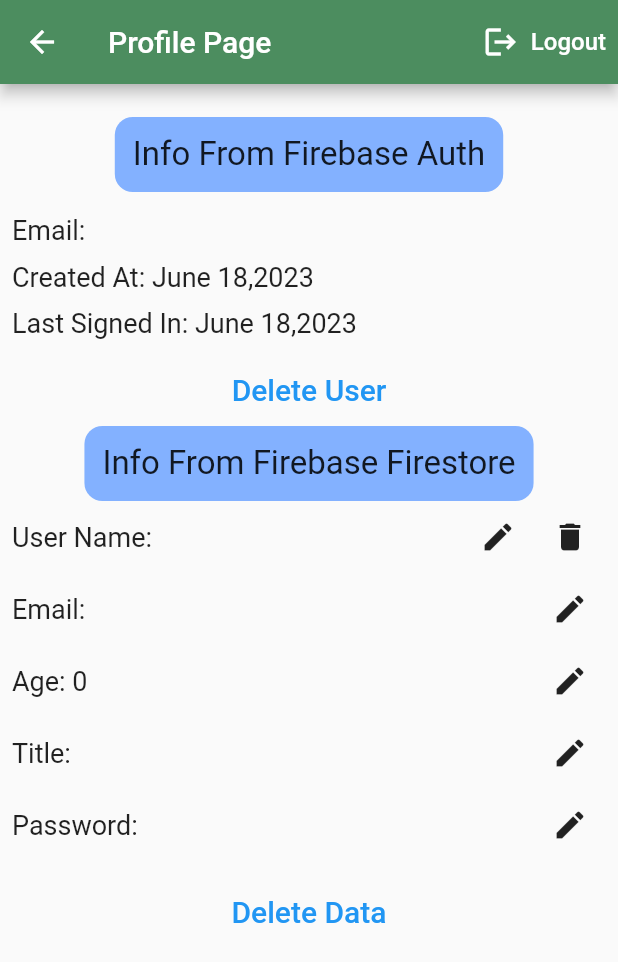
After one commit to ahmed-abdel-all/flower_app, a Flutter app: the ProfilePage screen opened directly, on a phone screen of 412 x 824 dp. The commit adds this screen. Shown: the top 962 px of the screen. Run offline on Flutter 3.47's test engine with Material 2 defaults, Android fonts, the phone set to English and light mode, and no system bars; our stand-ins replace cloud_firestore, firebase_auth, firebase_core, flutter_svg, google_sign_in; accounts and stored records are empty; network calls fail.

Commit message:
modified:   android/app/build.gradle 	modified:   lib/main.dart 	modified:   lib/pages/home.dart 	new file:   lib/pages/profile_page.dart 	modified:   lib/pages/sign_in.dart 	modified:   lib/pages/sign_up.dart 	new file:   lib/shared/data_from_forestore.dart 	modified:   macos/Flutter/GeneratedPluginRegistrant.swift 	modified:   pubspec.lock 	modified:   pubspec.yaml

```diff
--- a/lib/main.dart
+++ b/lib/main.dart
@@ -45,7 +45,7 @@ class MyApp extends StatelessWidget {
             } else if (snapshot.hasError) {
               return showSnackBar(context, "Something went wrong");
             } else if (snapshot.hasData) {
-              return const VerifyEmailPage();
+              return const Home();
             } else {
               return const SignIn();
             }
--- a/lib/pages/home.dart
+++ b/lib/pages/home.dart
@@ -1,14 +1,13 @@
+import 'package:cloud_firestore/cloud_firestore.dart';
 import 'package:firebase_auth/firebase_auth.dart';
 import 'package:flower_app/model/item.dart';
 import 'package:flower_app/pages/details_screen.dart';
+import 'package:flower_app/pages/profile_page.dart';
 import 'package:flower_app/shared/colors.dart';
 import 'package:flower_app/widgets/custom_action_appbar.dart';
 import 'package:flutter/material.dart';
 import 'package:provider/provider.dart';
 import '../provider/cart_provider.dart';
-
-
-
 
 class Home extends StatelessWidget {
   const Home({super.key});
@@ -16,6 +15,7 @@ class Home extends StatelessWidget {
   @override
   Widget build(BuildContext context) {
     final user = FirebaseAuth.instance.currentUser!;
+    // final username = FirebaseFirestore.instance.
     return Scaffold(
       drawer: Drawer(
         child: Column(
@@ -28,10 +28,10 @@ class Home extends StatelessWidget {
                 ),
               ),
               currentAccountPicture: CircleAvatar(
-                backgroundImage: NetworkImage(user.photoURL!),
+                backgroundImage: NetworkImage(user.photoURL ?? "no Image"),
               ),
-              accountName: Text(user.displayName!),
-              accountEmail: Text(user.email!),
+              accountName: Text(user.displayName ?? "no name"),
+              accountEmail: Text(user.email ?? "No email"),
             ),
             Column(
               children: [
@@ -49,6 +49,16 @@ class Home extends StatelessWidget {
                   title: const Text("About"),
                   leading: const Icon(Icons.help_center),
                   onTap: () {},
+                ),
+                ListTile(
+                  title: const Text("Profile"),
+                  leading: const Icon(Icons.person),
+                  onTap: () {
+                    Navigator.push(
+                        context,
+                        MaterialPageRoute(
+                            builder: (context) => const ProfilePage()));
+                  },
                 ),
                 ListTile(
                   title: const Text("Logout"),
--- /dev/null
+++ b/lib/pages/profile_page.dart
@@ -0,0 +1,119 @@
+import 'package:firebase_auth/firebase_auth.dart';
+import 'package:flower_app/shared/colors.dart';
+import 'package:flutter/material.dart';
+import 'package:intl/intl.dart';
+
+import '../shared/data_from_forestore.dart';
+
+class ProfilePage extends StatefulWidget {
+  const ProfilePage({super.key});
+
+  @override
+  State<ProfilePage> createState() => _ProfilePageState();
+}
+
+class _ProfilePageState extends State<ProfilePage> {
+  final credential = FirebaseAuth.instance.currentUser!;
+
+  @override
+  Widget build(BuildContext context) {
+    return Scaffold(
+      appBar: AppBar(
+        backgroundColor: appbarGreen,
+        title: const Text('Profile Page'),
+        actions: [
+          TextButton.icon(
+            onPressed: () async {
+              await FirebaseAuth.instance.signOut();
+              if (!mounted) return;
+              Navigator.pop(context);
+            },
+            icon: const Icon(Icons.logout, color: Colors.white),
+            label: const Text(
+              'Logout',
+              style: TextStyle(color: Colors.white, fontSize: 16),
+            ),
+          )
+        ],
+      ),
+      body: Padding(
+        padding: const EdgeInsets.symmetric(horizontal: 8, vertical: 22),
+        child: SingleChildScrollView(
+          physics: const BouncingScrollPhysics(),
+          child: Column(
+            crossAxisAlignment: CrossAxisAlignment.start,
+            children: [
+              Center(
+                child: Container(
+                  padding: const EdgeInsets.all(12),
+                  decoration: BoxDecoration(
+                      borderRadius: BorderRadius.circular(12),
+                      color: const Color.fromARGB(255, 131, 177, 255)),
+                  child: const Text(
+                    'Info From Firebase Auth',
+                    style: TextStyle(fontSize: 22),
+                  ),
+                ),
+              ),
+              const SizedBox(
+                height: 15,
+              ),
+              Column(
+                crossAxisAlignment: CrossAxisAlignment.start,
+                children: [
+                  Text(
+                    'Email: ${credential.email}',
+                    style: const TextStyle(fontSize: 18),
+                  ),
+                  const SizedBox(
+                    height: 10,
+                  ),
+                  Text(
+                    'Created At: ${DateFormat("MMMM d,y").format(credential.metadata.creationTime!)}',
+                    style: const TextStyle(fontSize: 18),
+                  ),
+                  const SizedBox(
+                    height: 10,
+                  ),
+                  Text(
+                    'Last Signed In: ${DateFormat("MMMM d,y").format(credential.metadata.lastSignInTime!)}',
+                    style: const TextStyle(fontSize: 18),
+                  ),
+                ],
+              ),
+              const SizedBox(
+                height: 10,
+              ),
+              Center(
+                child: TextButton(
+                  onPressed: () {
+                    credential.delete();
+                    Navigator.pop(context);
+                    setState(() {});
+                  },
+                  child: const Text(
+                    'Delete User',
+                    style: TextStyle(fontSize: 20),
+                  ),
+                ),
+              ),
+              Center(
+                child: Container(
+                  padding: const EdgeInsets.all(12),
+                  decoration: BoxDecoration(
+                      borderRadius: BorderRadius.circular(12),
+                      color: const Color.fromARGB(255, 131, 177, 255)),
+                  child: const Text(
+                    'Info From Firebase Firestore',
+                    style: TextStyle(fontSize: 22),
+                  ),
+                ),
+              ),
+              GetDataFromFirestore(documentId: credential.uid)
+            ],
+          ),
+        ),
+      ),
+    );
+  }
+}
--- a/lib/pages/sign_in.dart
+++ b/lib/pages/sign_in.dart
@@ -27,6 +27,7 @@ class _SignInState extends State<SignIn> {
     // TODO: implement dispose
     emailController.dispose();
     passwordController.dispose();
+
     super.dispose();
   }
 
--- a/lib/pages/sign_up.dart
+++ b/lib/pages/sign_up.dart
@@ -1,3 +1,4 @@
+import 'package:cloud_firestore/cloud_firestore.dart';
 import 'package:firebase_auth/firebase_auth.dart';
 import 'package:flower_app/helper/show_snack_bar.dart';
 import 'package:flutter/material.dart';
@@ -15,6 +16,10 @@ class SignUP extends StatefulWidget {
 class _SignUPState extends State<SignUP> {
   final emailController = TextEditingController();
   final passwordController = TextEditingController();
+  final userNameController = TextEditingController();
+  final ageController = TextEditingController();
+  final titleController = TextEditingController();
+
   bool isLoading = false;
   bool isNotVisible = true;
   var formKey = GlobalKey<FormState>();
@@ -24,6 +29,7 @@ class _SignUPState extends State<SignUP> {
   bool hasLowerCase = false;
   bool hasSpecialCharacter = false;
   bool hasUpperCase = false;
+  CollectionReference users = FirebaseFirestore.instance.collection('users');
 
   onPasswordChange(String password) {
     isPassword8Character = false;
@@ -55,6 +61,9 @@ class _SignUPState extends State<SignUP> {
     // TODO: implement dispose
     emailController.dispose();
     passwordController.dispose();
+    userNameController.dispose();
+    titleController.dispose();
+    ageController.dispose();
     super.dispose();
   }
 
@@ -82,6 +91,7 @@ class _SignUPState extends State<SignUP> {
                   ),
                   // username
                   TextField(
+                    controller: userNameController,
                     keyboardType: TextInputType.text,
                     obscureText: false,
                     decoration: decorationTextFeild.copyWith(
@@ -95,7 +105,40 @@ class _SignUPState extends State<SignUP> {
                   const SizedBox(
                     height: 10,
                   ),
-                  // Email
+                  // age
+                  TextField(
+                    controller: ageController,
+                    keyboardType: TextInputType.number,
+                    obscureText: false,
+                    decoration: decorationTextFeild.copyWith(
+                      hintText: 'Enter Your Age: ',
+                      suffixIcon: const Icon(
+                        Icons.person_pin_rounded,
+                        color: Color.fromARGB(255, 124, 124, 124),
+                      ),
+                    ),
+                  ),
+                  const SizedBox(
+                    height: 10,
+                  ),
+                  // title
+                  TextField(
+                    controller: titleController,
+                    keyboardType: TextInputType.text,
+                    obscureText: false,
+                    decoration: decorationTextFeild.copyWith(
+                      hintText: 'Enter Your Title: ',
+                      suffixIcon: const Icon(
+                        Icons.title,
+                        color: Color.fromARGB(255, 124, 124, 124),
+                      ),
+                    ),
+                  ),
+                  const SizedBox(
+                    height: 10,
+                  ),
+
+                  //Email
                   TextFormField(
                     validator: (email) {
                       return email!.contains(RegExp(
@@ -366,5 +409,16 @@ class _SignUPState extends State<SignUP> {
       email: emailController.text,
       password: passwordController.text,
     );
+    users
+        .doc(credential.user!.uid)
+        .set({
+          'username': userNameController.text, // John Doe
+          'age': ageController.text, // 42
+          'title': titleController.text,
+          'email': emailController.text,
+          'password': passwordController.text // Stokes and Sons
+        })
+        .then((value) => print("User Added"))
+        .catchError((error) => print("Failed to add user: $error"));
   }
 }
--- /dev/null
+++ b/lib/shared/data_from_forestore.dart
@@ -0,0 +1,196 @@
+import 'package:cloud_firestore/cloud_firestore.dart';
+import 'package:firebase_auth/firebase_auth.dart';
+import 'package:flower_app/shared/colors.dart';
+import 'package:flutter/material.dart';
+
+class GetDataFromFirestore extends StatefulWidget {
+  final String documentId;
+  const GetDataFromFirestore({super.key, required this.documentId});
+
+  @override
+  State<GetDataFromFirestore> createState() => _GetDataFromFirestoreState();
+}
+
+class _GetDataFromFirestoreState extends State<GetDataFromFirestore> {
+  final dialogUserController = TextEditingController();
+  final credential = FirebaseAuth.instance.currentUser!;
+  CollectionReference users = FirebaseFirestore.instance.collection('users');
+
+  showingDilaog(Map<String, dynamic> data, String myKey) {
+    return showDialog(
+      context: context,
+      builder: (context) {
+        return Dialog(
+          shape:
+              RoundedRectangleBorder(borderRadius: BorderRadius.circular(11)),
+          child: Container(
+            padding: const EdgeInsets.all(22),
+            height: 200,
+            child: Column(
+              mainAxisAlignment: MainAxisAlignment.spaceBetween,
+              children: [
+                TextField(
+                  controller: dialogUserController,
+                  maxLength: 20,
+                  decoration: InputDecoration(hintText: '${data[myKey]}'),
+                ),
+                Row(
+                  mainAxisAlignment: MainAxisAlignment.spaceAround,
+                  children: [
+                    TextButton(
+                      onPressed: () {
+                        Navigator.pop(context);
+                      },
+                      child: const Text(
+                        'Cnacel',
+                        style: TextStyle(fontSize: 18),
+                      ),
+                    ),
+                    TextButton(
+                      onPressed: () {
+                        users
+                            .doc(credential.uid)
+                            .update({myKey: dialogUserController.text});
+                        dialogUserController.clear();
+                        setState(() {});
+                        Navigator.pop(context);
+                      },
+                      child: const Text(
+                        'Edit',
+                        style: TextStyle(fontSize: 20, color: btnGreen),
+                      ),
+                    ),
+                  ],
+                )
+              ],
+            ),
+          ),
+        );
+      },
+    );
+  }
+
+  @override
+  Widget build(BuildContext context) {
+    return FutureBuilder<DocumentSnapshot>(
+      future: users.doc(widget.documentId).get(),
+      builder:
+          (BuildContext context, AsyncSnapshot<DocumentSnapshot> snapshot) {
+        if (snapshot.hasError) {
+          return const Text("Something went wrong");
+        }
+
+        if (snapshot.hasData && !snapshot.data!.exists) {
+          return const Text("Document does not exist");
+        }
+
+        if (snapshot.connectionState == ConnectionState.done) {
+          Map<String, dynamic> data =
+              snapshot.data!.data() as Map<String, dynamic>;
+          return Column(
+            crossAxisAlignment: CrossAxisAlignment.start,
+            children: [
+              Row(
+                mainAxisAlignment: MainAxisAlignment.spaceBetween,
+                children: [
+                  Text(
+                    "User Name: ${data['username']} ",
+                    style: const TextStyle(fontSize: 18),
+                  ),
+                  Row(
+                    children: [
+                      IconButton(
+                        onPressed: () {
+                          showingDilaog(data, "username");
+                        },
+                        icon: const Icon(Icons.edit),
+                      ),
+                      IconButton(
+                        onPressed: () {
+                          users
+                              .doc(credential.uid)
+                              .update({"username": FieldValue.delete()});
+                          setState(() {});
+                        },
+                        icon: const Icon(Icons.delete),
+                      ),
+                    ],
+                  ),
+                ],
+              ),
+              Row(
+                mainAxisAlignment: MainAxisAlignment.spaceBetween,
+                children: [
+                  Text("Email: ${data['email']}",
+                      style: const TextStyle(fontSize: 18)),
+                  IconButton(
+                    onPressed: () {
+                      showingDilaog(data, 'email');
+                    },
+                    icon: const Icon(Icons.edit),
+                  )
+                ],
+              ),
+              Row(
+                mainAxisAlignment: MainAxisAlignment.spaceBetween,
+                children: [
+                  Text("Age: ${data['age']} ",
+                      style: const TextStyle(fontSize: 18)),
+                  IconButton(
+                    onPressed: () {
+                      showingDilaog(data, 'age');
+                    },
+                    icon: const Icon(Icons.edit),
+                  )
+                ],
+              ),
+              Row(
+                mainAxisAlignment: MainAxisAlignment.spaceBetween,
+                children: [
+                  Text("Title: ${data['title']} ",
+                      style: const TextStyle(fontSize: 18)),
+                  IconButton(
+                    onPressed: () {
+                      showingDilaog(data, 'title');
+                    },
+                    icon: const Icon(Icons.edit),
+                  )
+                ],
+              ),
+              Row(
+                mainAxisAlignment: MainAxisAlignment.spaceBetween,
+                children: [
+                  Text("Password: ${data['password']} ",
+                      style: const TextStyle(fontSize: 18)),
+                  IconButton(
+                    onPressed: () {
+                      showingDilaog(data, 'password');
+                    },
+                    icon: const Icon(Icons.edit),
+                  )
+                ],
+              ),
+              const SizedBox(
+                height: 10,
+              ),
+              Center(
+                child: TextButton(
+                  onPressed: () {
+                    users.doc(credential.uid).delete();
+                    setState(() {});
+                  },
+                  child: const Text(
+                    'Delete Data',
+                    style: TextStyle(fontSize: 20),
+                  ),
+                ),
+              ),
+            ],
+          );
+        }
+
+        return const Text("loading");
+      },
+    );
+  }
+}
--- a/pubspec.yaml
+++ b/pubspec.yaml
@@ -41,6 +41,8 @@ dependencies:
   email_validator: '^2.1.16'
   google_sign_in: ^6.1.4
   flutter_svg: ^1.1.0
+  cloud_firestore: ^4.8.1
+  intl: ^0.18.1
 
 dev_dependencies:
   flutter_test:
```
Also changed, not shown: pubspec.lock, 2 other files.
